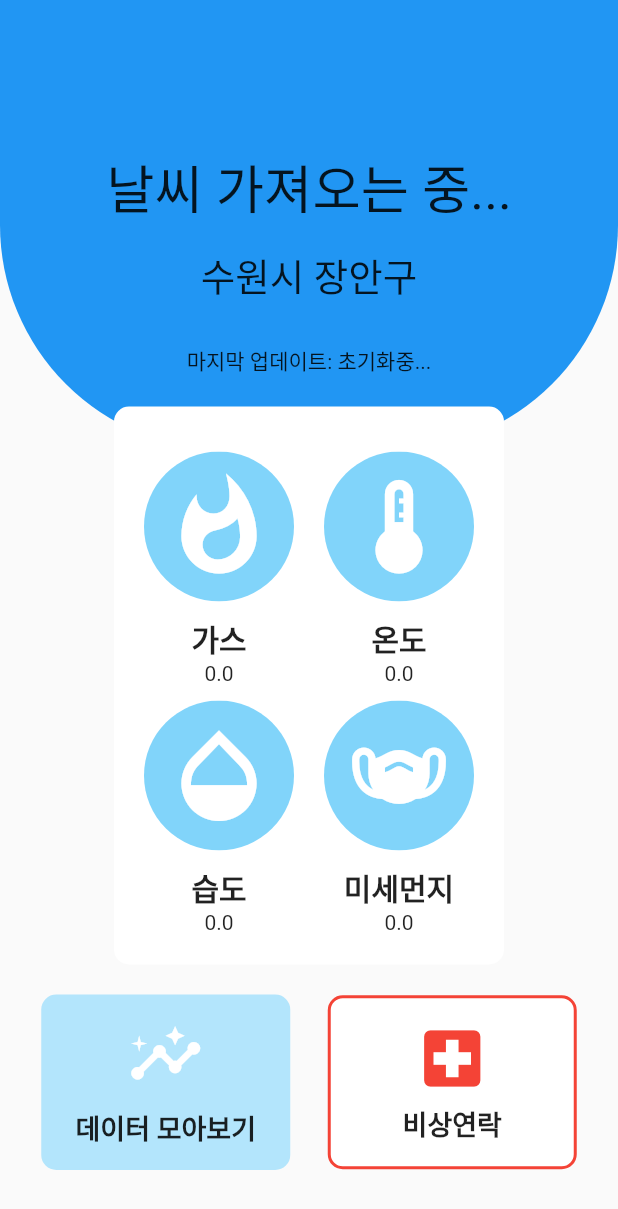
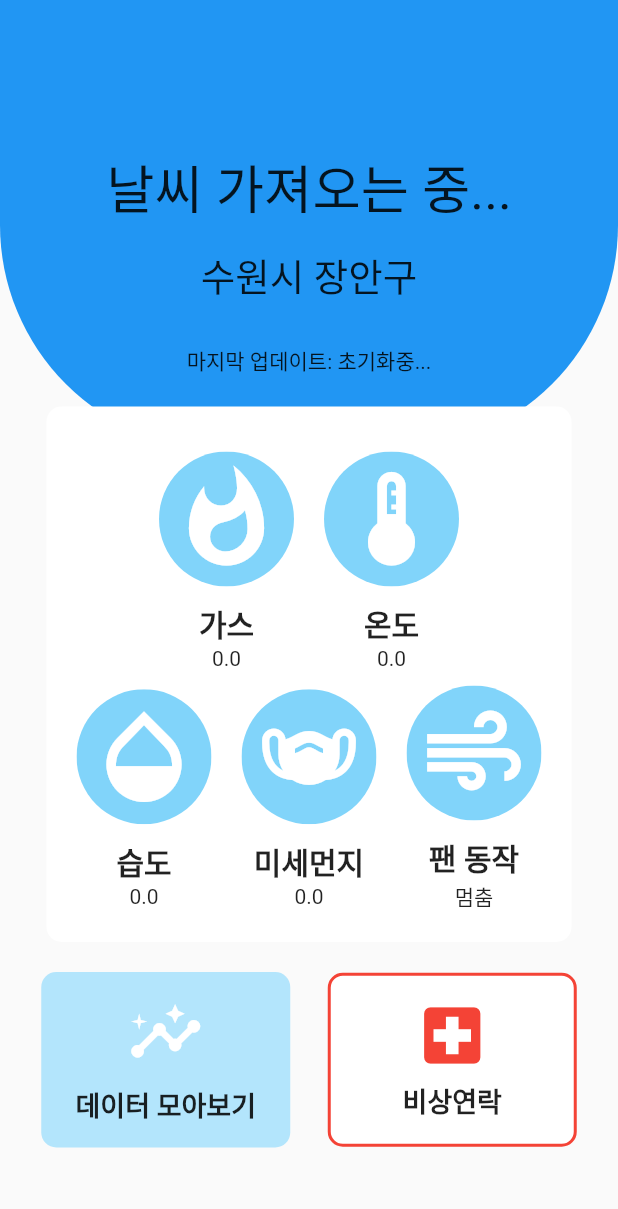
Before and after one commit to Ch1keen/homeapp, a Flutter app: the screen it shows after launch, on a phone screen of 412 x 824 dp. Shown: the top 1209 px of the screen. Run offline on Flutter 3.47's test engine with Material 2 defaults, Android fonts, the phone set to English and light mode, and no system bars; our stand-ins replace flutter_dotenv; missing offline and left inert: flutter_phone_direct_caller; network calls fail.

Commit message:
feat: 팬 컨트롤 기능 추가

```diff
--- a/lib/model/status.dart
+++ b/lib/model/status.dart
@@ -9,6 +9,7 @@ class Status {
   double gas = 0;
   double brightness = 0;
   double fan = 0;
+  int fanForce = 2;
   double window = 0;
   String timesAgo = "초기화중...";
 
@@ -21,6 +22,7 @@ class Status {
     gas = 0;
     brightness = 0;
     fan = 0;
+    fanForce = 0;
     window = 0;
     timesAgo = "초기화중...";
   }
@@ -36,7 +38,20 @@ class Status {
     gas = response['gas'] ?? 0;
     brightness = response['brightness'] ?? 0;
     fan = response['fan'] ?? 0;
+    fanForce = response['fan_force'] ?? 2;
     window = response['window'] ?? 0;
     timesAgo = response['times_ago'] ?? "에러";
   }
+
+  String fanForceToString() {
+    if (fanForce == 0) {
+      return "멈춤";
+    } else if (fanForce == 1) {
+      return "환기";
+    } else if (fanForce == -1) {
+      return "냉방";
+    } else {
+      return "자동";
+    }
+  }
 }
```
Also changed, not shown: lib/view/dashboard_main.dart (+82 -2 lines).
